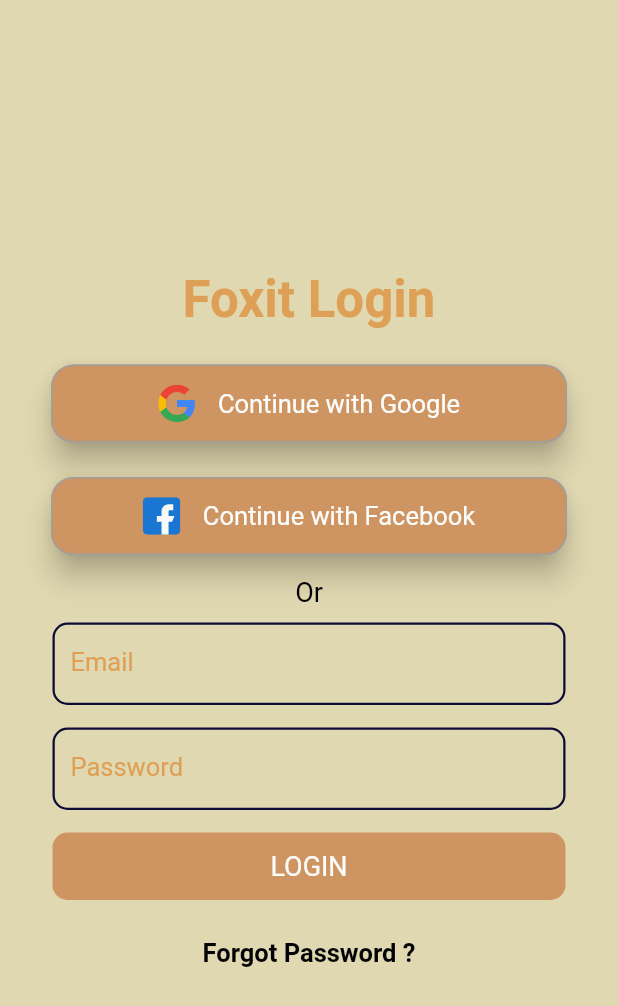
After one commit to nguyencuong12/mobile-app, a Flutter app: the screen it shows after launch, after a tap on "Sign Up", on a phone screen of 412 x 824 dp. The commit adds this screen. Shown: the top 1006 px of the screen. Run offline on Flutter 3.47's test engine with Material 2 defaults, Android fonts, the phone set to English and light mode, and no system bars; our stand-ins replace flutter_svg.

Commit message:
add svg icon

```diff
--- a/lib/main.dart
+++ b/lib/main.dart
@@ -1,5 +1,6 @@
 import 'package:flutter/material.dart';
 import './widgets/drawer.dart';
+import './screens/login.dart';
 
 void main() {
   runApp(const MyApp());
@@ -46,7 +47,28 @@ class _MyHomePageState extends State<MyHomePage> {
             color: Colors.black26,
             width: MediaQuery.of(context).size.width,
             height: 300,
-            child: Center(child: Text("CUONG")),
+            child: Center(
+              child: InkWell(
+                onTap: () {
+                  Navigator.push(
+                    context,
+                    MaterialPageRoute(builder: (context) => LoginPage()),
+                  );
+                  // ScaffoldMessenger.of(context).showSnackBar(const SnackBar(
+                  //   content: Text("Sending Message"),
+                  // )
+                  // );
+                },
+                child: const Text(
+                  " Sign Up",
+                  style: TextStyle(
+                    fontWeight: FontWeight.bold,
+                    color: Colors.white,
+                    fontSize: 18,
+                  ),
+                ),
+              ),
+            ),
           ),
         ],
       ),
--- /dev/null
+++ b/lib/screens/login.dart
@@ -0,0 +1,182 @@
+import 'package:flutter/material.dart';
+import 'package:flutter_svg/flutter_svg.dart';
+
+class LoginPage extends StatefulWidget {
+  const LoginPage({Key? key}) : super(key: key);
+  @override
+  State<LoginPage> createState() => _LoginPageState();
+}
+
+class _LoginPageState extends State<LoginPage> {
+  final TextEditingController _emailController = TextEditingController();
+  final TextEditingController _passwordController = TextEditingController();
+  @override
+  Widget build(BuildContext context) {
+    return Scaffold(
+      body: SingleChildScrollView(
+        child: Container(
+          width: MediaQuery.of(context).size.width,
+          height: MediaQuery.of(context).size.height,
+          // color: const Color.fromRGBO(243, 107, 22, 0.2),
+          color: const Color(0xffE0D8B0),
+          // color: Colors.brown,
+          child: Column(
+            mainAxisAlignment: MainAxisAlignment.center,
+            children: [
+              const Text(
+                "Foxit Login",
+                style: TextStyle(
+                  fontSize: 34,
+                  color: Color(0xffDEA057),
+                  fontWeight: FontWeight.w700,
+                ),
+              ),
+              const SizedBox(
+                height: 20,
+              ),
+              buttonItem("assets/images/google.svg", "Continue with Google", 25,
+                  () {}),
+              const SizedBox(
+                height: 15,
+              ),
+              buttonItem("assets/images/facebook.svg", "Continue with Facebook",
+                  25, () {}),
+              const SizedBox(
+                height: 10,
+              ),
+              const Text(
+                "Or",
+                style: TextStyle(color: Colors.black, fontSize: 18),
+              ),
+              const SizedBox(
+                height: 10,
+              ),
+              textItem("Email", _emailController, false),
+              const SizedBox(
+                height: 15,
+              ),
+              textItem("Password", _passwordController, true),
+              const SizedBox(
+                height: 15,
+              ),
+              colorButton("Login"),
+              const SizedBox(
+                height: 15,
+              ),
+              const SizedBox(
+                height: 10,
+              ),
+              InkWell(
+                onTap: () {},
+                child: const Text(
+                  "Forgot Password ?",
+                  style: TextStyle(
+                    fontWeight: FontWeight.bold,
+                    color: Colors.black,
+                    fontSize: 17,
+                  ),
+                ),
+              )
+            ],
+          ),
+        ),
+      ),
+    );
+  }
+
+  Widget buttonItem(
+      String imagePath, String buttonName, double size, Function() onTap) {
+    return InkWell(
+      onTap: onTap,
+      child: SizedBox(
+        width: MediaQuery.of(context).size.width - 60,
+        height: 60,
+        child: Card(
+          elevation: 8,
+          color: const Color(0xffCE9461),
+          shape: RoundedRectangleBorder(
+              borderRadius: BorderRadius.circular(15),
+              side: const BorderSide(
+                width: 1,
+                color: Colors.grey,
+              )),
+          child: Row(
+            mainAxisAlignment: MainAxisAlignment.center,
+            children: [
+              SvgPicture.asset(
+                imagePath,
+                height: size,
+                width: size,
+              ),
+              const SizedBox(
+                width: 15,
+              ),
+              Text(
+                buttonName,
+                style: const TextStyle(
+                  color: Colors.white,
+                  fontSize: 17,
+                ),
+              ),
+            ],
+          ),
+        ),
+      ),
+    );
+  }
+
+  Widget textItem(
+      String name, TextEditingController controller, bool obsecureText) {
+    return SizedBox(
+      width: MediaQuery.of(context).size.width - 70,
+      height: 55,
+      child: TextFormField(
+        controller: controller,
+        obscureText: obsecureText,
+        style: const TextStyle(
+          fontSize: 17,
+          color: Colors.black,
+        ),
+        decoration: InputDecoration(
+          labelText: name,
+          labelStyle: const TextStyle(
+            fontSize: 17,
+            // color: Color.fromRGBO(14, 12, 54, 1),
+            color: Color(0xffDEA057),
+          ),
+          focusedBorder: OutlineInputBorder(
+            borderRadius: BorderRadius.circular(10),
+            borderSide: const BorderSide(
+              width: 1.5,
+              color: Color(0xffDEA057),
+            ),
+          ),
+          enabledBorder: OutlineInputBorder(
+            borderRadius: BorderRadius.circular(10),
+            borderSide: const BorderSide(
+              width: 1.5,
+              color: Color.fromRGBO(14, 12, 54, 1),
+            ),
+          ),
+        ),
+      ),
+    );
+  }
+
+  Widget colorButton(String name) {
+    return InkWell(
+      onTap: () async {},
+      child: Container(
+        width: MediaQuery.of(context).size.width - 70,
+        height: 45,
+        decoration: BoxDecoration(
+          borderRadius: BorderRadius.circular(10),
+          color: const Color(0xffCE9461),
+        ),
+        child: Center(
+            child: Text(name.toUpperCase(),
+                style: const TextStyle(color: Colors.white, fontSize: 18))),
+      ),
+    );
+  }
+}
```
Also changed, not shown: pubspec.yaml (+6 -4 lines), assets/images/facebook.svg (added), assets/images/google.svg (added), assets/images/phone.svg (added), pubspec.lock.
